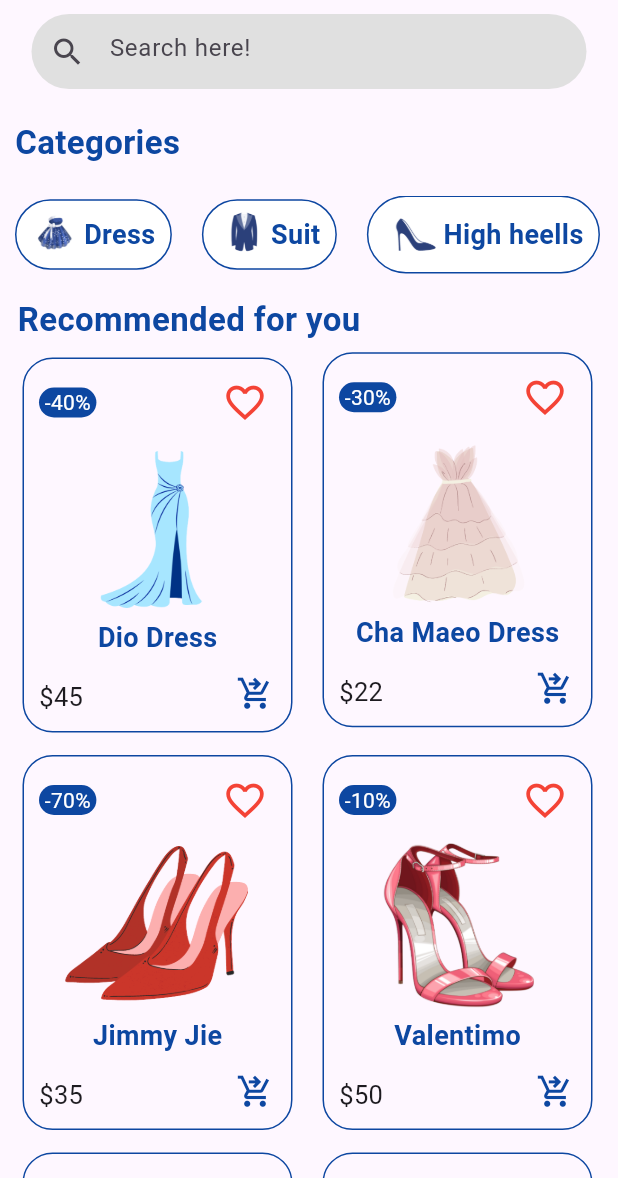
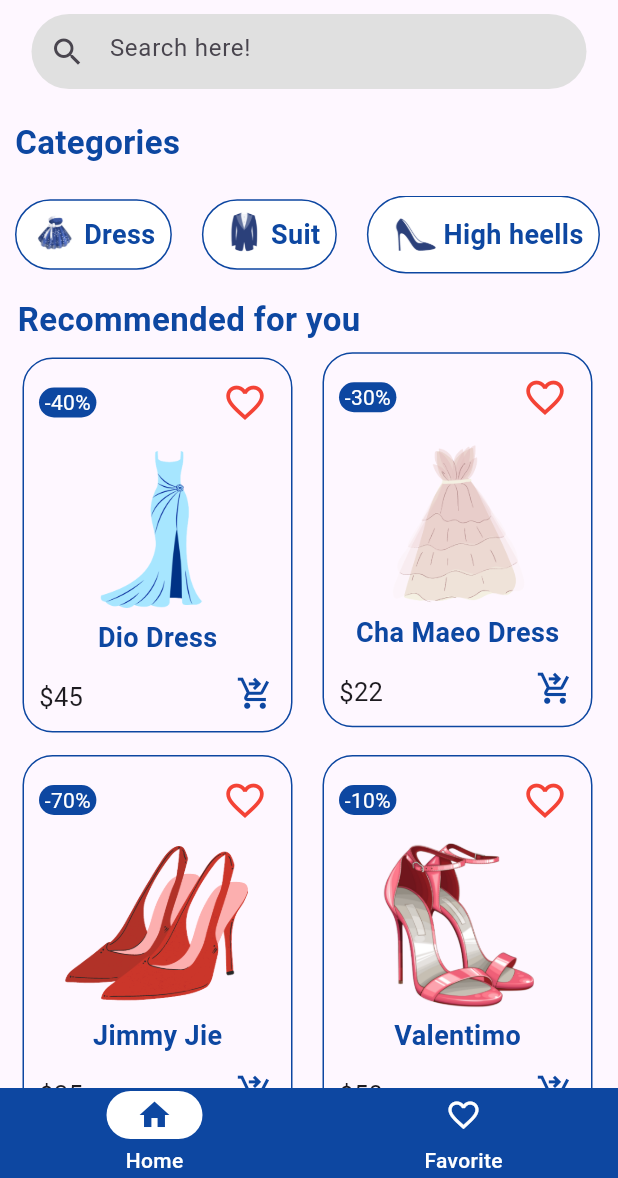
Before and after one commit to kodchakorn234/shoppingapp, a Flutter app: the screen it shows after launch, after a tap on "Continue", on a phone screen of 412 x 824 dp, the part 58-1236 px from its top. Run offline on Flutter 3.47's test engine with Material 3 defaults, Android fonts, the phone set to English and light mode, and no system bars; our stand-ins replace flutter_rating_bar.

Commit message:
update
test

```diff
--- a/lib/page/welcome.dart
+++ b/lib/page/welcome.dart
@@ -1,5 +1,5 @@
 import 'package:flutter/material.dart';
-import 'package:shoppingapp/page/Homepage/Homepage.dart';
+import 'package:shoppingapp/page/Homepage/Homepagemain.dart';
 import 'package:shoppingapp/page/splash_content.dart';
 
 class welcome1 extends StatefulWidget {
@@ -57,7 +57,7 @@ class _welcome1State extends State<welcome1> {
                         Navigator.push(
                           context,
                           MaterialPageRoute(
-                            builder: (context) => HomePage(),
+                            builder: (context) => Homepagemain(),
                           ),
                         );
                       },
```
